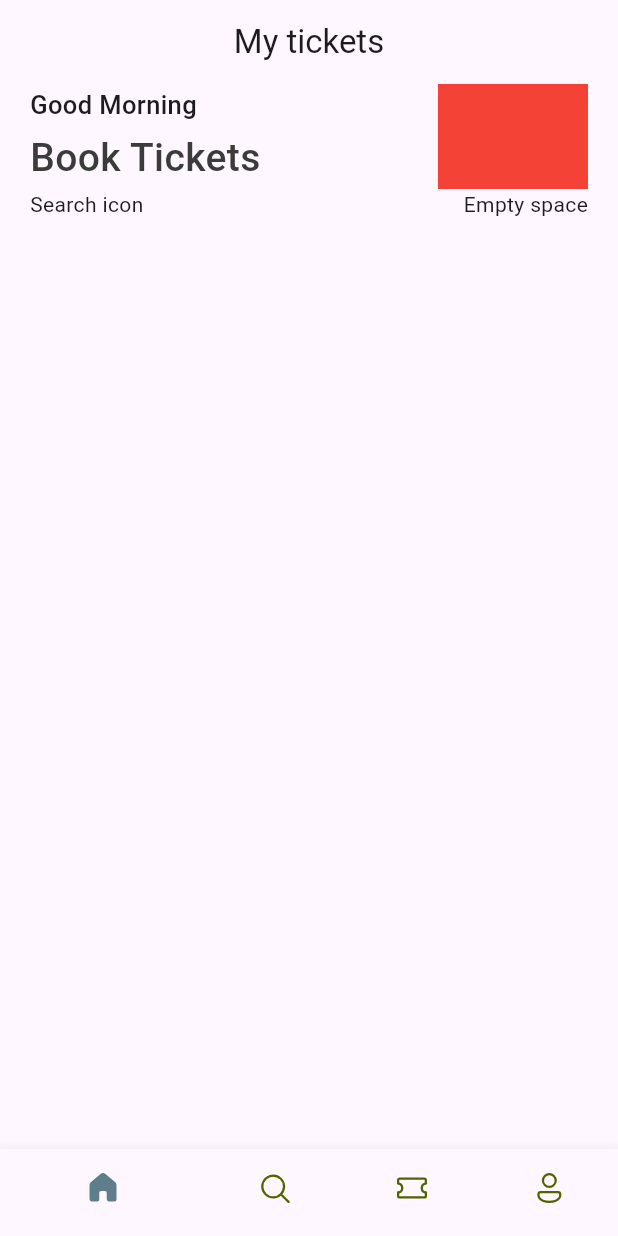
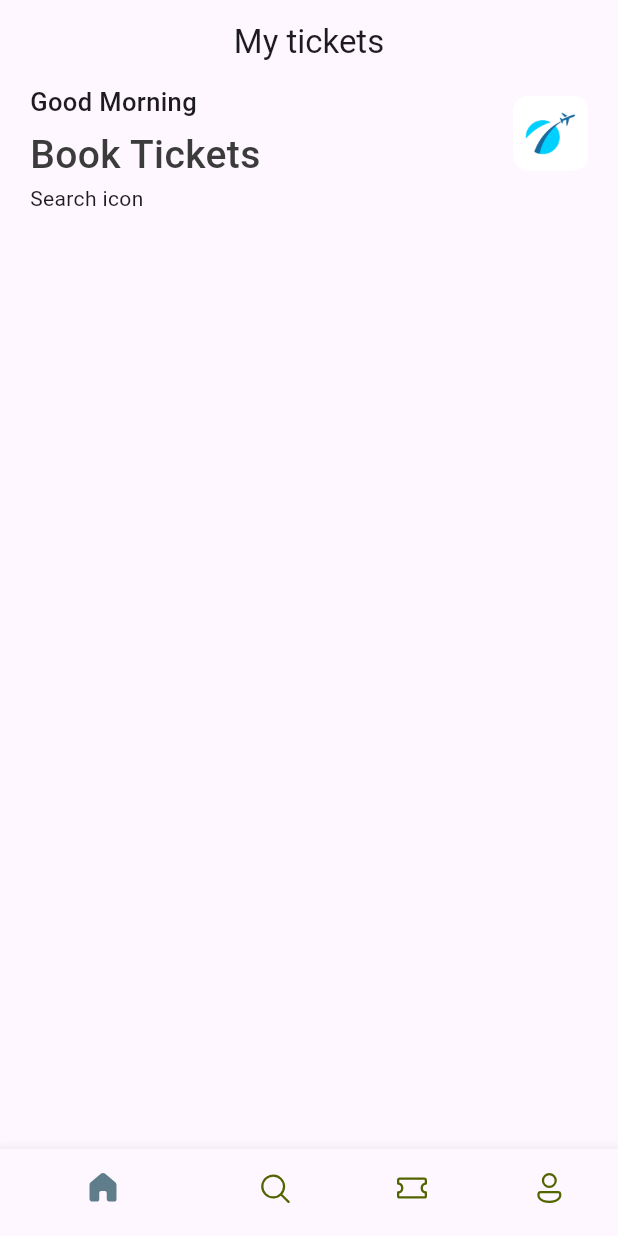
Before and after one commit to fateh97/ticket_app, a Flutter app: the screen it shows after launch, on a phone screen of 412 x 824 dp. Run offline on Flutter 3.47's test engine with Material 3 defaults, Android fonts, the phone set to English and light mode, and no system bars; our stand-ins replace fluentui_icons.

Commit message:
update home and add image

```diff
--- /dev/null
+++ b/lib/base/res/media.dart
@@ -0,0 +1,4 @@
+class AppMedia{
+  static const _baseImage = "assets/images"; //_ is a private variable
+  static const logo = '$_baseImage/logo.png';
+}
--- a/lib/base/res/styles/app_styles.dart
+++ b/lib/base/res/styles/app_styles.dart
@@ -5,4 +5,13 @@ Color primary = const Color(0xFF687daf);
 class AppStyles{
   static Color primaryColor = primary;
   static Color textColor = const Color(0xFF3b3b3b);
+
+  static TextStyle headLineStyle1 = TextStyle(
+      fontSize: 26,
+      fontWeight: FontWeight.w500,
+      color: textColor);
+
+  static TextStyle headLineStyle3 = const TextStyle(
+      fontSize: 17,
+      fontWeight: FontWeight.w500);
 }
--- a/lib/screens/home_screen.dart
+++ b/lib/screens/home_screen.dart
@@ -3,6 +3,8 @@ import 'dart:ui';
 import 'package:flutter/cupertino.dart';
 import 'package:flutter/material.dart';
 import 'package:flutter/widgets.dart';
+import 'package:ticket_app/base/res/media.dart';
+import 'package:ticket_app/base/res/styles/app_styles.dart';
 
 class HomeScreen extends StatelessWidget {
   const HomeScreen({super.key});
@@ -20,32 +22,29 @@ class HomeScreen extends StatelessWidget {
                 Row(
                   mainAxisAlignment: MainAxisAlignment.spaceBetween,
                   children: [
-                    const Column(
+                    Column(
                       crossAxisAlignment: CrossAxisAlignment.start, //horizontal
                       children: [
-                        Text("Good Morning",
-                            style: TextStyle(
-                                fontSize: 17, fontWeight: FontWeight.w500)),
-                        SizedBox(
+                        Text("Good Morning", style: AppStyles.headLineStyle3),
+                        const SizedBox(
                           height: 5,
                         ),
-                        Text("Book Tickets",
-                            style: TextStyle(
-                                fontSize: 26,
-                                fontWeight: FontWeight.w500,
-                                color: Color(0xFF3b3b3b)))
+                        Text("Book Tickets", style: AppStyles.headLineStyle1)
                       ],
                     ),
                     Container(
-                      color: Colors.red,
-                      width: 100,
-                      height: 70,
+                      width: 50,
+                      height: 50,
+                      decoration: BoxDecoration(
+                          borderRadius: BorderRadius.circular(10),
+                          image: const DecorationImage(
+                              image: AssetImage(AppMedia.logo))),
                     )
                   ],
                 ),
                 const Row(
                   mainAxisAlignment: MainAxisAlignment.spaceBetween,
-                  children: [Text("Search icon"), Text("Empty space")],
+                  children: [Text("Search icon")],
                 )
               ],
             ),
--- a/pubspec.yaml
+++ b/pubspec.yaml
@@ -46,7 +46,7 @@ dev_dependencies:
   # activated in the `analysis_options.yaml` file located at the root of your
   # package. See that file for information about deactivating specific lint
   # rules and activating additional ones.
-  flutter_lints: ^3.0.0
+  flutter_lints: ^4.0.0
 
 # For information on the generic Dart part of this file, see the
 # following page: https://dart.dev/tools/pub/pubspec
@@ -60,8 +60,8 @@ flutter:
   uses-material-design: true
 
   # To add assets to your application, add an assets section, like this:
-  # assets:
-  #   - images/a_dot_burr.jpeg
+  assets:
+     - assets/images/
   #   - images/a_dot_ham.jpeg
 
   # An image asset can refer to one or more resolution-specific "variants", see
```
Also changed, not shown: assets/images/city_view.png (added), assets/images/hotel_room.png (added), assets/images/logo.png (added), assets/images/plane_sit.jpg (added), assets/images/pool_view.png (added), assets/images/visa_card.png (added), pubspec.lock.
